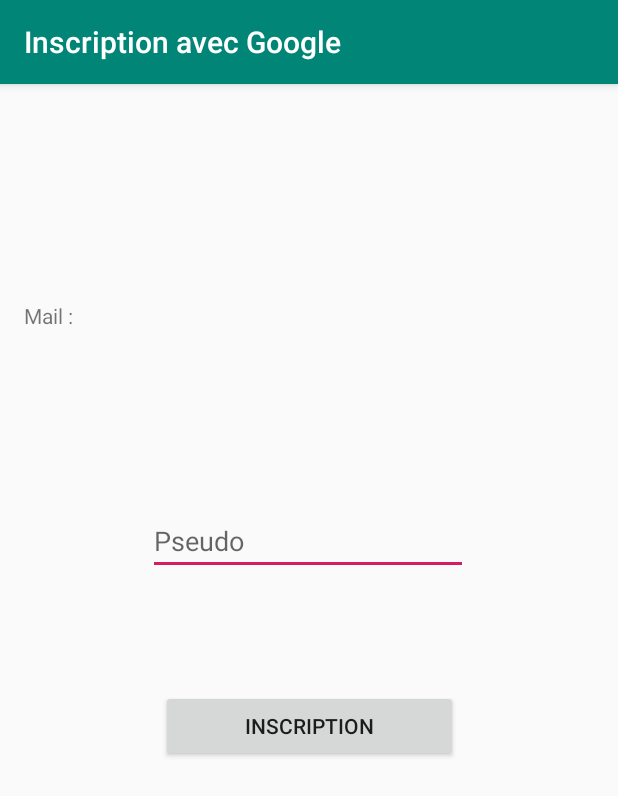
After one commit to thomas-miceli/flotte-bateaux, an Android app: the SignUpGoogleActivity screen opened directly, with no data from a screen before it, on a phone screen of 412 x 824 dp. The commit adds this screen. Shown: the top 796 px of the screen. Run offline under Robolectric (Android 15) with nearby library versions, the phone set to English and light mode, and no system bars; our stand-ins replace Firebase (no records; nobody signed in at launch, a user with empty details on screens opened directly).

Commit message:
Inscription googlent

```diff
--- a/app/src/main/AndroidManifest.xml
+++ b/app/src/main/AndroidManifest.xml
@@ -46,6 +46,8 @@
         </activity>
         <activity android:name=".Activities.SignUpActivity" android:label="Inscription">
         </activity>
+        <activity android:name=".Activities.SignUpGoogleActivity" android:label="Inscription avec Google">
+        </activity>
         <activity android:name=".Activities.LogInActivity" android:label="Connexion">
         </activity>
 
--- a/app/src/main/java/ovh/tomus/iut/flotte/Activities/FirstActivity.kt
+++ b/app/src/main/java/ovh/tomus/iut/flotte/Activities/FirstActivity.kt
@@ -22,7 +22,7 @@
         val user = intent.getSerializableExtra("USER") as User
 
 
-        textView.setText(user.pseudo)
+        textView.text = user.pseudo
     }
 
     override fun onOptionsItemSelected(item: MenuItem): Boolean {
--- /dev/null
+++ b/app/src/main/java/ovh/tomus/iut/flotte/Activities/SignUpGoogleActivity.kt
@@ -0,0 +1,37 @@
+package ovh.tomus.iut.flotte.Activities
+
+import android.content.Intent
+import android.os.Bundle
+import android.support.v7.app.AppCompatActivity
+import android.view.View
+import android.widget.Toast
+import com.google.firebase.auth.FirebaseAuth
+import kotlinx.android.synthetic.main.activity_login.*
+import kotlinx.android.synthetic.main.activity_signup.*
+import kotlinx.android.synthetic.main.activity_signupgoogle.*
+import ovh.tomus.iut.flotte.Models.User
+import ovh.tomus.iut.flotte.R
+
+class SignUpGoogleActivity : AppCompatActivity() {
+
+    var firebaseAuth: FirebaseAuth = FirebaseAuth.getInstance()
+
+    override fun onCreate(savedInstanceState: Bundle?) {
+        super.onCreate(savedInstanceState)
+        setContentView(R.layout.activity_signupgoogle)
+
+        textViewMail.text = intent.getStringExtra("mail")
+    }
+
+    fun submit(view: View) {
+        val page = Intent(this, FirstActivity::class.java)
+        val user = User(intent.getStringExtra("uid"), inputPseudo.text.toString(), "Aoker", "Ahokaient", intent.getStringExtra("mail"))
+
+        page.putExtra("USER", user)
+        Toast.makeText(applicationContext, "Connecté", Toast.LENGTH_LONG).show()
+
+        startActivity(page)
+        finish()
+    }
+
+}
--- /dev/null
+++ b/app/src/main/res/layout/activity_signupgoogle.xml
@@ -0,0 +1,46 @@
+<?xml version="1.0" encoding="utf-8"?>
+<android.support.constraint.ConstraintLayout
+        xmlns:android="http://schemas.android.com/apk/res/android"
+        xmlns:tools="http://schemas.android.com/tools"
+        xmlns:app="http://schemas.android.com/apk/res-auto"
+        android:layout_width="match_parent"
+        android:layout_height="match_parent"
+        tools:context=".Activities.SignUpGoogleActivity">
+
+
+    <TextView
+            android:text="Mail :"
+            android:layout_width="wrap_content"
+            android:layout_height="wrap_content"
+            android:id="@+id/textView" app:layout_constraintTop_toTopOf="parent"
+            android:layout_marginTop="16dp" app:layout_constraintStart_toStartOf="parent"
+            android:layout_marginStart="16dp" app:layout_constraintEnd_toStartOf="@+id/textViewMail"
+            android:layout_marginEnd="7dp" android:layout_marginBottom="476dp"
+            app:layout_constraintBottom_toBottomOf="parent"/>
+    <TextView
+            android:layout_width="wrap_content"
+            android:layout_height="wrap_content"
+            android:id="@+id/textViewMail" android:layout_marginStart="7dp"
+            app:layout_constraintStart_toEndOf="@+id/textView" app:layout_constraintTop_toTopOf="parent"
+            android:layout_marginTop="16dp"
+            android:layout_marginBottom="476dp" app:layout_constraintBottom_toBottomOf="parent" android:text="a"/>
+    <EditText
+            android:layout_width="wrap_content"
+            android:layout_height="wrap_content"
+            android:inputType="textPersonName"
+            android:ems="10"
+            android:id="@+id/inputPseudo"
+            android:hint="Pseudo" app:layout_constraintTop_toTopOf="parent" android:layout_marginTop="153dp"
+            app:layout_constraintStart_toStartOf="parent" android:layout_marginStart="84dp"
+            android:layout_marginBottom="312dp" app:layout_constraintBottom_toBottomOf="parent"
+            app:layout_constraintEnd_toEndOf="parent" android:layout_marginEnd="85dp"/>
+    <Button
+            android:text="Inscription"
+            android:layout_width="198dp"
+            android:layout_height="wrap_content"
+            android:id="@+id/button" app:layout_constraintStart_toStartOf="parent" android:layout_marginStart="93dp"
+            android:layout_marginTop="12dp" app:layout_constraintTop_toBottomOf="@+id/inputPseudo"
+            app:layout_constraintEnd_toEndOf="parent" android:layout_marginEnd="93dp"
+            android:layout_marginBottom="252dp" app:layout_constraintBottom_toBottomOf="parent"
+            android:onClick="submit"/>
+</android.support.constraint.ConstraintLayout>
```
Also changed, not shown: app/src/main/java/ovh/tomus/iut/flotte/Activities/LogInActivity.kt (+14 -5 lines).
